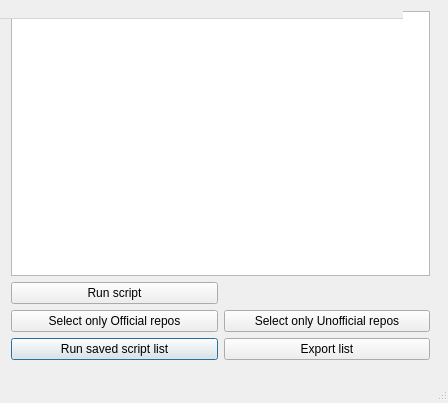
First picture: the form in packagesdialog.ui, repository adgellida/ubunsys, before the edit.
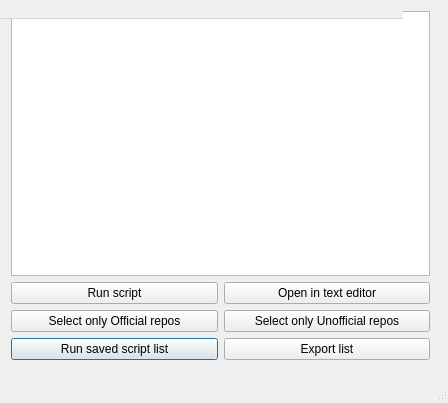
Second picture: the form after the edit.

What changed in the file:
```diff
--- a/packagesdialog.ui
+++ b/packagesdialog.ui
@@ -64,6 +64,13 @@
     <item row="0" column="0" colspan="2">
      <widget class="QTreeView" name="treeView"/>
     </item>
+    <item row="1" column="1">
+     <widget class="QPushButton" name="openInTextEditorButton">
+      <property name="text">
+       <string>Open in text editor</string>
+      </property>
+     </widget>
+    </item>
    </layout>
   </widget>
   <widget class="QMenuBar" name="menuBar">
```
